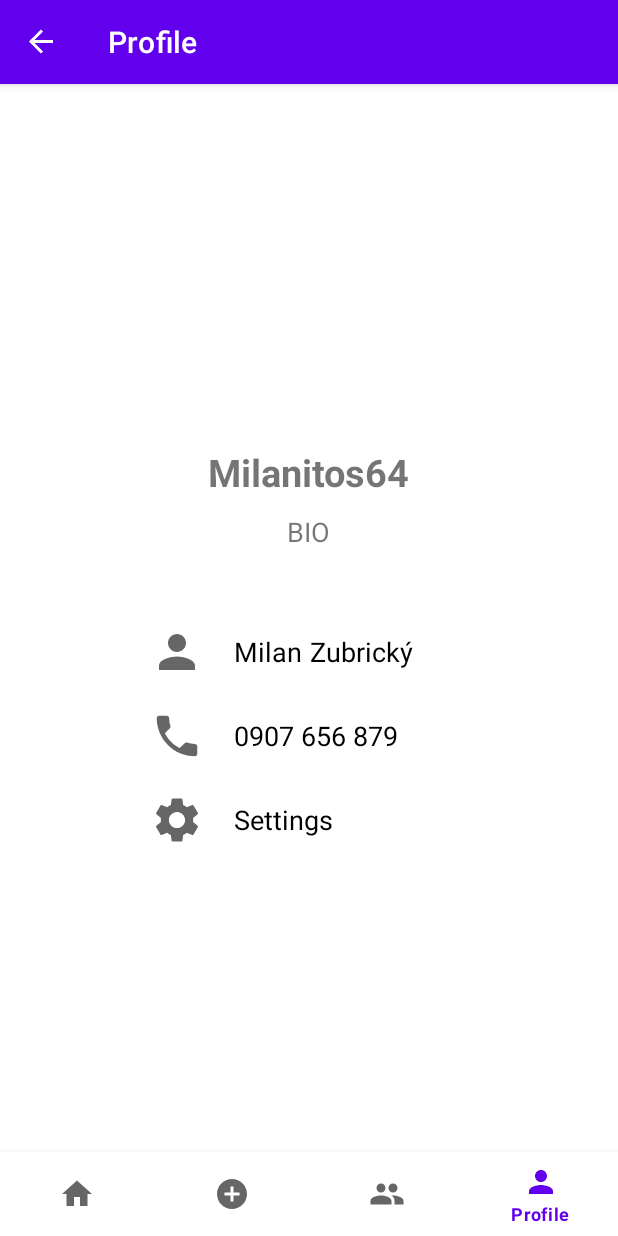
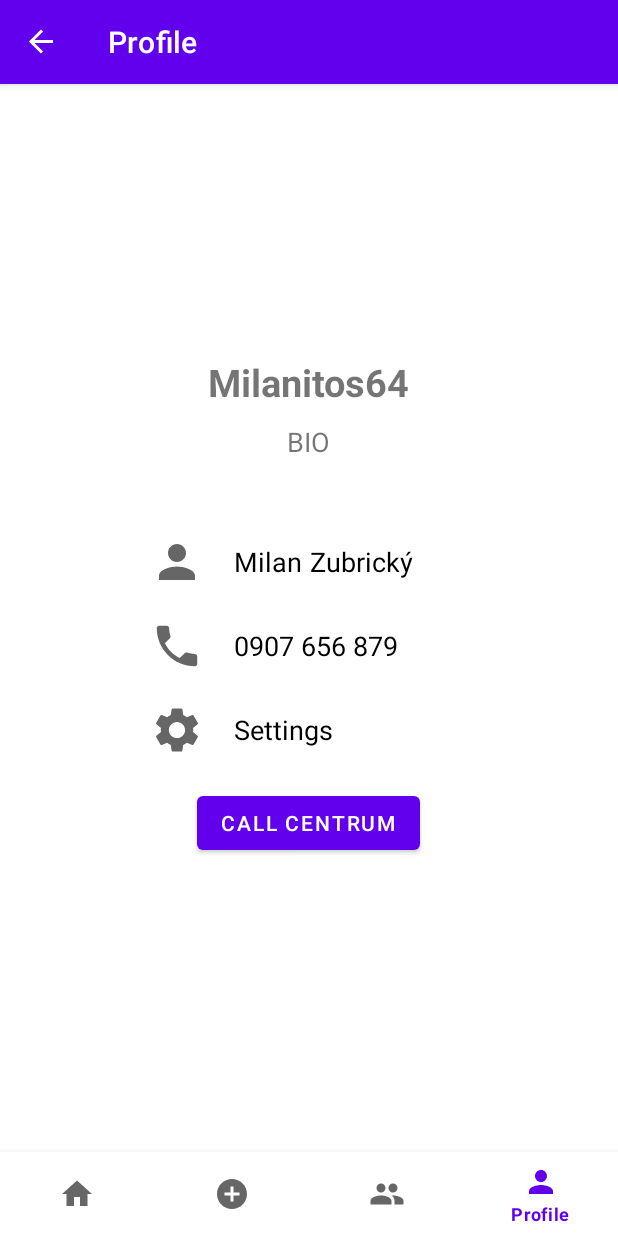
Before and after one commit to TomasBerezny/mtaaProjekt, an Android app: the ProfileFragment screen opened through its navigation route, on a phone screen of 412 x 824 dp. Run offline under Robolectric (Android 15) with nearby library versions, the phone set to English and light mode, and no system bars; our stand-ins replace CircleImageView, navigation-ui; pictures from the network do not load; 7 statements that could not run were skipped.

```diff
--- a/android/app/src/main/res/drawable-v24/logsFile.txt
+++ /dev/null
@@ -1 +0,0 @@
-adding log file very important
--- a/android/app/src/main/res/layout/fragment_profile.xml
+++ b/android/app/src/main/res/layout/fragment_profile.xml
@@ -16,7 +16,7 @@
             android:layout_width="120dp"
             android:layout_height="120dp"
             android:layout_centerHorizontal="true"
-            android:layout_marginTop="60dp"
+            android:layout_marginTop="0dp"
             tools:src="@tools:sample/avatars" />
 
         <TextView
@@ -138,4 +138,13 @@
             android:textSize="18sp" />
     </LinearLayout>
 
+    <Button
+        android:layout_width="wrap_content"
+        android:layout_height="wrap_content"
+        android:text="Call centrum"
+        android:layout_below="@id/btnProfileSettings"
+        android:layout_centerHorizontal="true"
+        android:layout_marginTop="20dp"
+        />
+
 </RelativeLayout>
```
Also changed, not shown: 1 other file.
